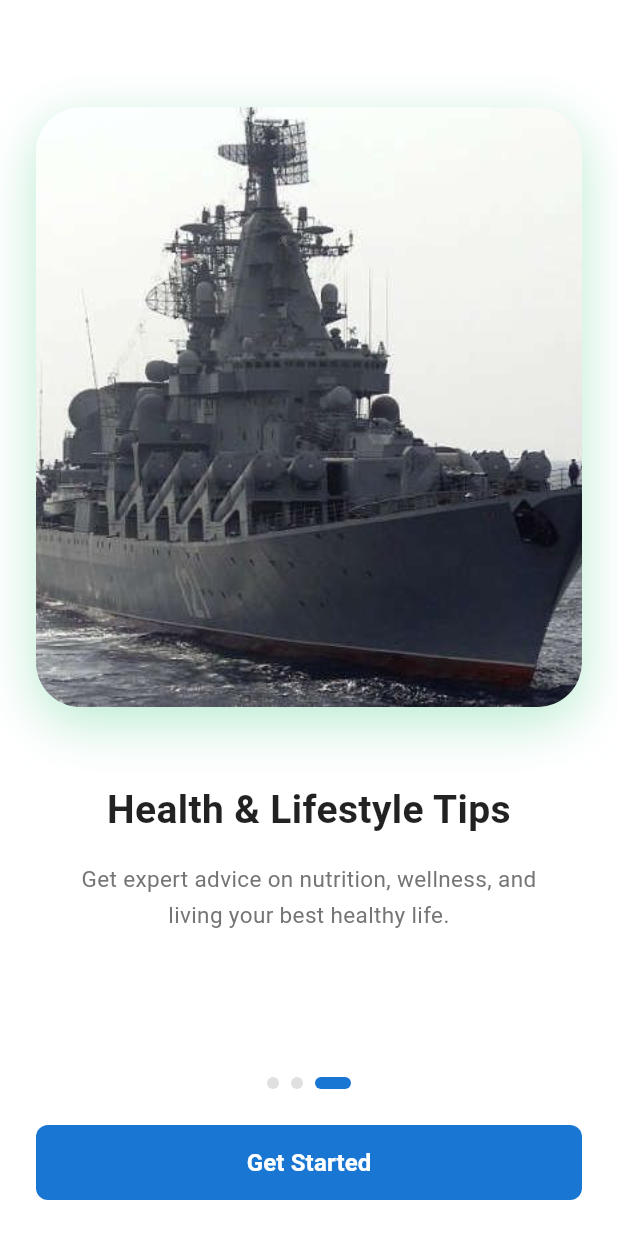
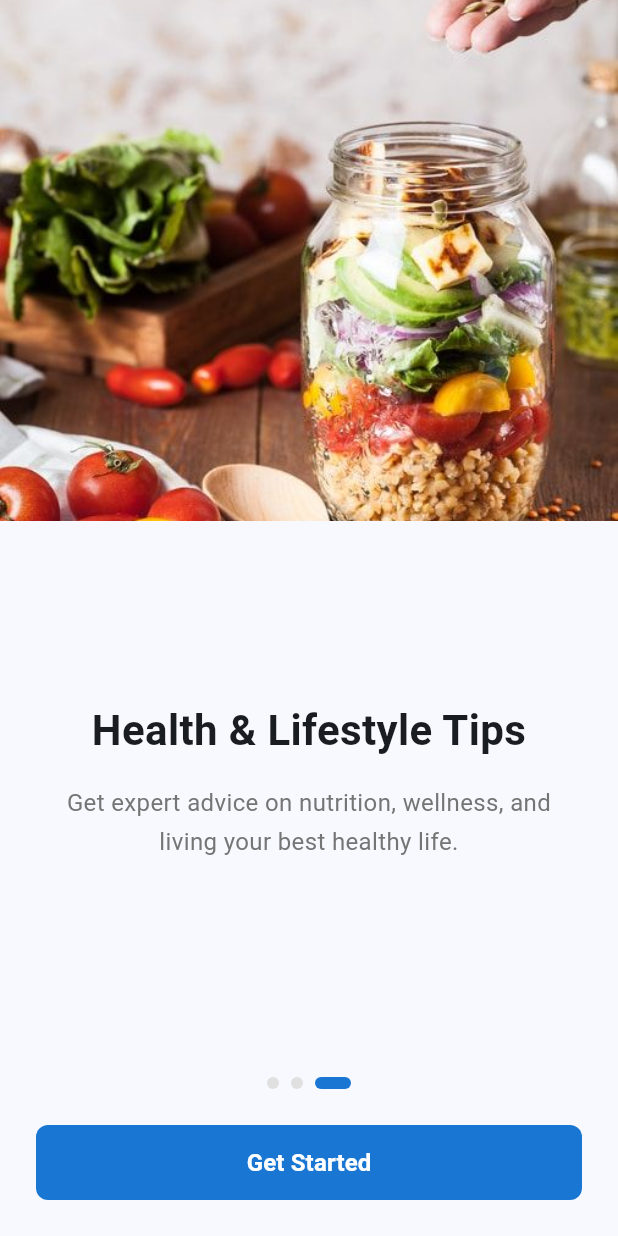
Before and after one commit to momaws232/KaBar-App, a Flutter app: the screen it shows after launch, swiped to page 3, on a phone screen of 412 x 824 dp. Run offline on Flutter 3.47's test engine with Material 3 defaults, Android fonts, the phone set to English and light mode, and no system bars; our stand-ins replace flutter_svg, shared_preferences.

Commit message:
Add dark mode support, fix onboarding design with half-and-half layout, update to standard Facebook icon, and set onboarding to always show

```diff
--- a/lib/main.dart
+++ b/lib/main.dart
@@ -16,7 +16,22 @@ class MyApp extends StatelessWidget {
       theme: ThemeData(
         primarySwatch: Colors.blue,
         useMaterial3: true,
+        brightness: Brightness.light,
+        colorScheme: ColorScheme.fromSeed(
+          seedColor: Colors.blue,
+          brightness: Brightness.light,
+        ),
       ),
+      darkTheme: ThemeData(
+        primarySwatch: Colors.blue,
+        useMaterial3: true,
+        brightness: Brightness.dark,
+        colorScheme: ColorScheme.fromSeed(
+          seedColor: Colors.blue,
+          brightness: Brightness.dark,
+        ),
+      ),
+      themeMode: ThemeMode.system,
       home: const SplashScreen(),
     );
   }
--- a/lib/onboarding_screen.dart
+++ b/lib/onboarding_screen.dart
@@ -31,7 +31,7 @@ class _OnboardingScreenState extends State<OnboardingScreen> {
     OnboardingData(
       title: 'Health & Lifestyle Tips',
       description: 'Get expert advice on nutrition, wellness, and living your best healthy life.',
-      imagePath: 'assets/images/image_1.png',
+      imagePath: 'assets/images/frame_207.png',
       color: const Color(0xFF26DE81),
       bgColor: const Color(0xFF20BF6B),
     ),
@@ -57,8 +57,9 @@ class _OnboardingScreenState extends State<OnboardingScreen> {
 
   @override
   Widget build(BuildContext context) {
+    final isDark = Theme.of(context).brightness == Brightness.dark;
+
     return Scaffold(
-      backgroundColor: Colors.white,
       body: SafeArea(
         child: Column(
           children: [
@@ -92,7 +93,7 @@ class _OnboardingScreenState extends State<OnboardingScreen> {
                         decoration: BoxDecoration(
                           color: _currentPage == index
                               ? Colors.blue[700]
-                              : Colors.grey[300],
+                              : (isDark ? Colors.grey[700] : Colors.grey[300]),
                           borderRadius: BorderRadius.circular(4),
                         ),
                       ),
@@ -144,7 +145,7 @@ class _OnboardingScreenState extends State<OnboardingScreen> {
                         'Skip',
                         style: TextStyle(
                           fontSize: 14,
-                          color: Colors.grey[600],
+                          color: isDark ? Colors.grey[400] : Colors.grey[600],
                         ),
                       ),
                     ),
@@ -158,83 +159,77 @@ class _OnboardingScreenState extends State<OnboardingScreen> {
   }
 
   Widget _buildPage(OnboardingData data) {
-    return Padding(
-      padding: const EdgeInsets.all(24.0),
-      child: Column(
-        mainAxisAlignment: MainAxisAlignment.center,
+    final isDark = Theme.of(context).brightness == Brightness.dark;
+
+    return Column(
       children: [
-          // Hero image section with actual photo
-          Container(
-            height: 400,
+        // Top half - Image
+        Expanded(
+          flex: 1,
+          child: Container(
             width: double.infinity,
-            decoration: BoxDecoration(
-              borderRadius: BorderRadius.circular(30),
-              boxShadow: [
-                BoxShadow(
-                  color: data.bgColor.withOpacity(0.3),
-                  blurRadius: 30,
-                  offset: const Offset(0, 10),
-                ),
-              ],
-            ),
-            child: ClipRRect(
-              borderRadius: BorderRadius.circular(30),
-              child: Image.asset(
-                data.imagePath,
-                fit: BoxFit.cover,
-                errorBuilder: (context, error, stackTrace) {
-                  return Container(
             decoration: BoxDecoration(
               gradient: LinearGradient(
                 begin: Alignment.topLeft,
                 end: Alignment.bottomRight,
                 colors: [
                   data.bgColor,
-                          data.bgColor.withOpacity(0.7),
+                  data.bgColor.withOpacity(0.8),
                 ],
               ),
             ),
-                    child: Center(
+            child: ClipRect(
+              child: Image.asset(
+                data.imagePath,
+                fit: BoxFit.cover,
+                errorBuilder: (context, error, stackTrace) {
+                  return Center(
                     child: Icon(
                       Icons.image,
                       size: 80,
                       color: Colors.white.withOpacity(0.5),
-                      ),
                     ),
                   );
                 },
               ),
             ),
           ),
+        ),
 
-          const SizedBox(height: 50),
-
+        // Bottom half - Content
+        Expanded(
+          flex: 1,
+          child: Padding(
+            padding: const EdgeInsets.symmetric(horizontal: 32.0, vertical: 40.0),
+            child: Column(
+              mainAxisAlignment: MainAxisAlignment.center,
+              children: [
                 Text(
                   data.title,
                   textAlign: TextAlign.center,
-            style: const TextStyle(
-              fontSize: 26,
+                  style: TextStyle(
+                    fontSize: 28,
                     fontWeight: FontWeight.bold,
-              color: Colors.black87,
+                    color: Theme.of(context).textTheme.bodyLarge?.color,
                   ),
                 ),
 
                 const SizedBox(height: 16),
 
-          Padding(
-            padding: const EdgeInsets.symmetric(horizontal: 20),
-            child: Text(
+                Text(
                   data.description,
                   textAlign: TextAlign.center,
                   style: TextStyle(
-                fontSize: 15,
-                color: Colors.grey[600],
+                    fontSize: 16,
+                    color: isDark ? Colors.grey[400] : Colors.grey[600],
                     height: 1.6,
+                  ),
+                ),
+              ],
             ),
           ),
         ),
       ],
-      ),
     );
   }
 }
```
Also changed, not shown: lib/forgot_password_screen.dart (+13 -13 lines), lib/home.dart (+24 -22 lines), lib/login_screen.dart (+23 -23 lines), lib/otp_verification_screen.dart (+7 -7 lines), lib/reset_password_screen.dart (+20 -27 lines), lib/signup_screen.dart (+27 -27 lines), lib/splash_screen.dart (+2 -10 lines), lib/success_screen.dart (+3 -4 lines). Lines whose indentation alone changed are shown as unchanged.
